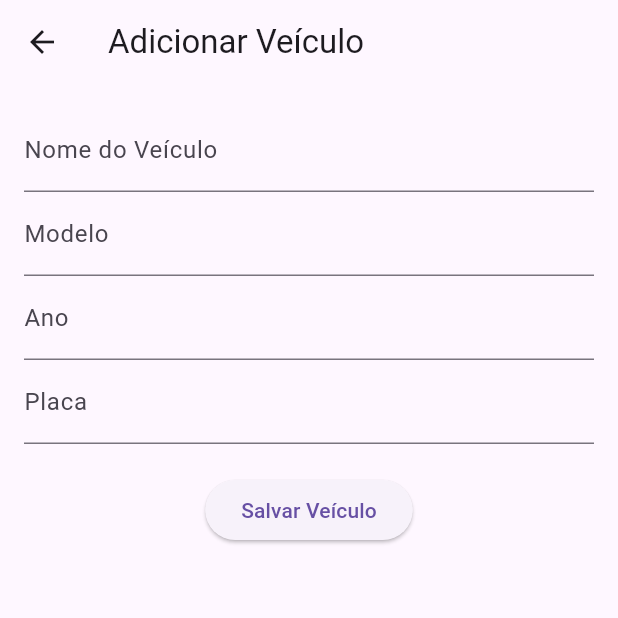
After one commit to RodrigoLodi/fuel_manager, a Flutter app: the TelaAdicionarVeiculo screen opened by its route, on a phone screen of 412 x 824 dp, the top half of it. The commit adds this screen. Run offline on Flutter 3.47's test engine with Material 3 defaults, Android fonts, the phone set to English and light mode, and no system bars; our stand-ins replace cloud_firestore, firebase_auth, firebase_core; accounts and stored records are empty; statements that could not run were skipped.

Commit message:
UPDATE configuracao Firebase Firestore e Adicao de cadastro/leitura de veiculos

```diff
--- a/lib/main.dart
+++ b/lib/main.dart
@@ -4,6 +4,8 @@ import 'firebase_options.dart';
 import 'screens/login.dart';
 import 'screens/register.dart';
 import 'screens/home.dart';
+import 'screens/create_veiculo.dart';
+import 'screens/read_veiculo.dart';
 
 void main() async {
   WidgetsFlutterBinding.ensureInitialized();
@@ -28,6 +30,8 @@ class GerenciadorAbastecimento extends StatelessWidget {
         '/adicionarVeiculo': (context) => Scaffold(body: Center(child: Text('Adicionar Veículo'))),
         '/historicoAbastecimentos': (context) => Scaffold(body: Center(child: Text('Histórico de Abastecimentos'))),
         '/perfil': (context) => Scaffold(body: Center(child: Text('Perfil'))),
+        '/adicionarVeiculo': (context) => TelaAdicionarVeiculo(),
+        '/meusVeiculos': (context) => TelaListaVeiculos(),
       },
     );
   }
--- /dev/null
+++ b/lib/screens/create_veiculo.dart
@@ -0,0 +1,77 @@
+import 'package:flutter/material.dart';
+import 'package:cloud_firestore/cloud_firestore.dart';
+import 'package:firebase_auth/firebase_auth.dart';
+
+class TelaAdicionarVeiculo extends StatelessWidget {
+  final _nomeController = TextEditingController();
+  final _modeloController = TextEditingController();
+  final _anoController = TextEditingController();
+  final _placaController = TextEditingController();
+
+  Future<void> salvarVeiculo() async {
+    try {
+      final userId = FirebaseAuth.instance.currentUser?.uid;
+
+      if (userId != null) {
+        await FirebaseFirestore.instance
+            .collection('usuarios')
+            .doc(userId)
+            .collection('veiculos')
+            .add({
+          'nome': _nomeController.text.trim(),
+          'modelo': _modeloController.text.trim(),
+          'ano': _anoController.text.trim(),
+          'placa': _placaController.text.trim(),
+          'criadoEm': DateTime.now(),
+        });
+
+        print("Veículo salvo com sucesso!");
+      } else {
+        print("Usuário não autenticado!");
+      }
+    } catch (erro) {
+      print("Erro ao salvar veículo: $erro");
+    }
+  }
+
+  @override
+  Widget build(BuildContext context) {
+    return Scaffold(
+      appBar: AppBar(
+        title: Text('Adicionar Veículo'),
+      ),
+      body: Padding(
+        padding: const EdgeInsets.all(16.0),
+        child: Column(
+          children: [
+            TextField(
+              controller: _nomeController,
+              decoration: InputDecoration(labelText: 'Nome do Veículo'),
+            ),
+            TextField(
+              controller: _modeloController,
+              decoration: InputDecoration(labelText: 'Modelo'),
+            ),
+            TextField(
+              controller: _anoController,
+              decoration: InputDecoration(labelText: 'Ano'),
+              keyboardType: TextInputType.number,
+            ),
+            TextField(
+              controller: _placaController,
+              decoration: InputDecoration(labelText: 'Placa'),
+            ),
+            SizedBox(height: 20),
+            ElevatedButton(
+              onPressed: () async {
+                await salvarVeiculo();
+                Navigator.pop(context);
+              },
+              child: Text('Salvar Veículo'),
+            ),
+          ],
+        ),
+      ),
+    );
+  }
+}
--- a/pubspec.yaml
+++ b/pubspec.yaml
@@ -37,6 +37,7 @@ dependencies:
   cupertino_icons: ^1.0.8
   firebase_auth: ^5.3.3
   firebase_core: ^3.8.0
+  cloud_firestore: ^5.5.0
 
 dev_dependencies:
   flutter_test:
```
Also changed, not shown: lib/screens/read_veiculo.dart (added, +57 -0 lines), pubspec.lock, 3 other files.
